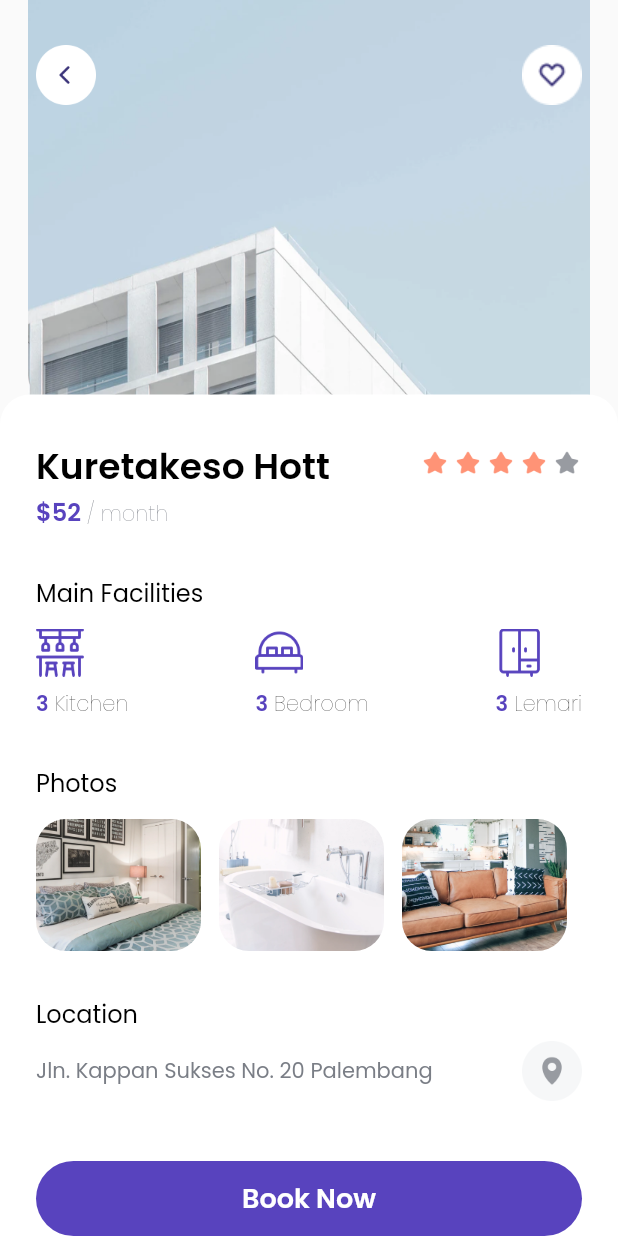
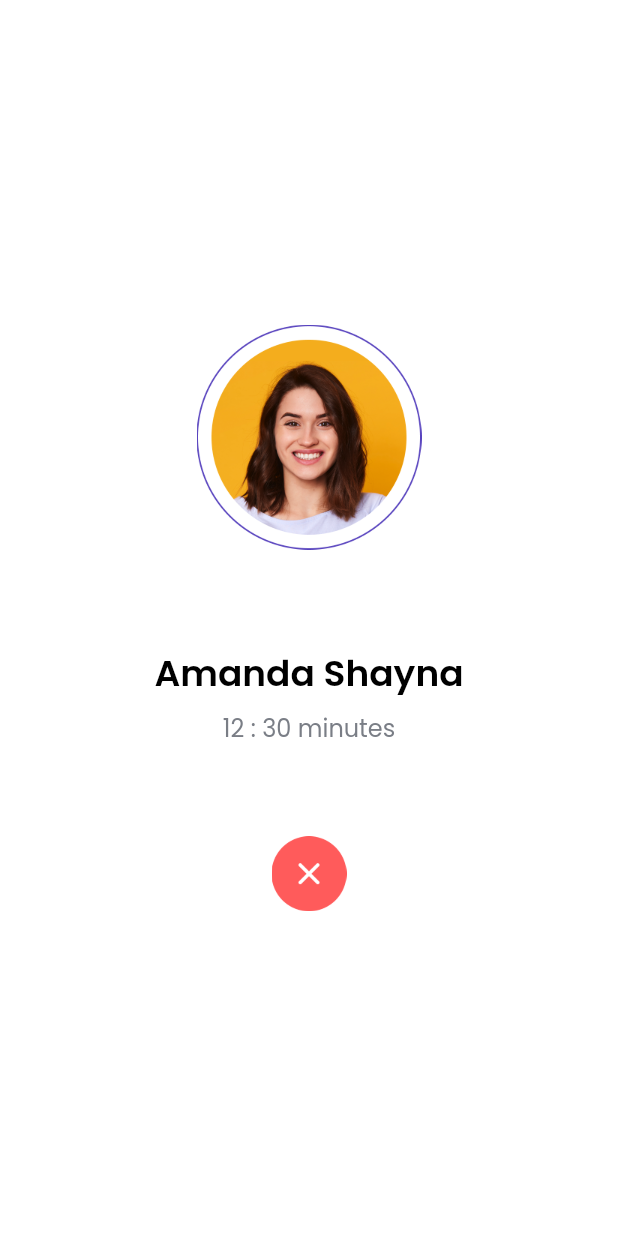
Before and after one commit to azharuanwar/Cozy-Flutter, a Flutter app: the DetailPage screen opened directly, scrolled down 65 dp, after a tap on "Book Now", on a phone screen of 412 x 824 dp. Run offline on Flutter 3.47's test engine with Material 2 defaults, Android fonts, the phone set to English and light mode, and no system bars; our stand-ins replace google_fonts.

Commit message:
book now

```diff
--- /dev/null
+++ b/lib/pages/book_cozy.dart
@@ -0,0 +1,46 @@
+import 'package:cozy/theme.dart';
+import 'package:flutter/material.dart';
+
+class BookCozy extends StatelessWidget {
+  // const BookCozy({ Key? key }) : super(key: key);
+
+  @override
+  Widget build(BuildContext context) {
+    return Scaffold(
+      backgroundColor: whiteColor,
+      body: Center(
+        child: Column(
+          mainAxisAlignment: MainAxisAlignment.center,
+          crossAxisAlignment: CrossAxisAlignment.center,
+          children: [
+            Image.asset(
+              'assets/profile.png',
+              width: 150,
+            ),
+            SizedBox(
+              height: 65,
+            ),
+            Text(
+              'Amanda Shayna',
+              style: titleTextStyle,
+            ),
+            SizedBox(
+              height: 6,
+            ),
+            Text(
+              '12 : 30 minutes',
+              style: fontNormal.copyWith(fontSize: 16, color: greyColor),
+            ),
+            SizedBox(
+              height: 60,
+            ),
+            Image.asset(
+              'assets/btn_close.png',
+              width: 50,
+            )
+          ],
+        ),
+      ),
+    );
+  }
+}
--- a/lib/pages/detail_page.dart
+++ b/lib/pages/detail_page.dart
@@ -1,6 +1,7 @@
 // import 'package:cozy/theme.dart';
 import 'package:cozy/models/facilities.dart';
 import 'package:cozy/models/photos_models.dart';
+import 'package:cozy/pages/book_cozy.dart';
 import 'package:cozy/theme.dart';
 import 'package:cozy/widget/main_facilities.dart';
 import 'package:cozy/widget/photos_card.dart';
@@ -199,7 +200,13 @@ class DetailPage extends StatelessWidget {
                                 color: purpleColor,
                               ),
                               child: TextButton(
-                                  onPressed: () {},
+                                  onPressed: () {
+                                    Navigator.push(
+                                      context,
+                                      MaterialPageRoute(
+                                          builder: (context) => BookCozy()),
+                                    );
+                                  },
                                   child: Text(
                                     'Book Now',
                                     style: fontNormal.copyWith(
```
Also changed, not shown: assets/btn_close.png (added), assets/profile.png (added).
